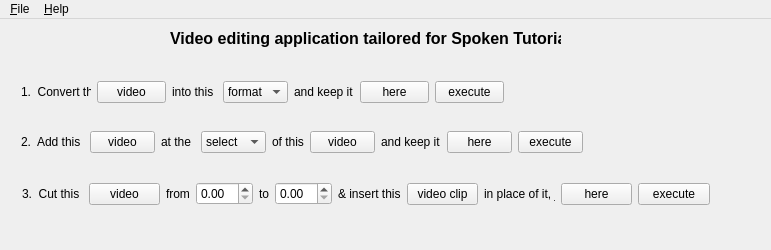
Above: vcutter_menu.ui from srikantpatnaik/vCutter before the change. Below: the same form after it.
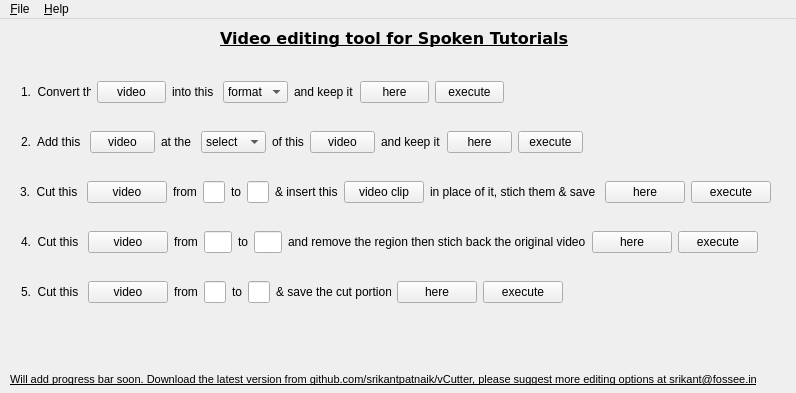
That is the form after the change.

What changed in the file:
```diff
--- a/vcutter_menu.ui
+++ b/vcutter_menu.ui
@@ -6,8 +6,8 @@
    <rect>
     <x>0</x>
     <y>0</y>
-    <width>771</width>
-    <height>250</height>
+    <width>796</width>
+    <height>393</height>
    </rect>
   </property>
   <property name="windowTitle">
@@ -17,26 +17,26 @@
    <widget class="QLabel" name="header">
     <property name="geometry">
      <rect>
-      <x>170</x>
+      <x>220</x>
       <y>10</y>
-      <width>391</width>
+      <width>351</width>
       <height>20</height>
      </rect>
     </property>
     <property name="font">
      <font>
-      <family>Ubuntu</family>
+      <family>DejaVu Sans</family>
       <pointsize>12</pointsize>
       <weight>75</weight>
       <italic>false</italic>
       <bold>true</bold>
-      <underline>false</underline>
+      <underline>true</underline>
       <strikeout>false</strikeout>
       <stylestrategy>PreferDefault</stylestrategy>
      </font>
     </property>
     <property name="text">
-     <string>  Video editing application tailored for Spoken Tutorials</string>
+     <string>            Video editing tool for Spoken Tutorials</string>
     </property>
     <property name="textFormat">
      <enum>Qt::RichText</enum>
@@ -124,7 +124,7 @@
      </item>
     </layout>
    </widget>
-   <widget class="QWidget" name="">
+   <widget class="QWidget" name="layoutWidget">
     <property name="geometry">
      <rect>
       <x>21</x>
@@ -220,12 +220,32 @@
      </item>
     </layout>
    </widget>
+   <widget class="QLabel" name="footer">
+    <property name="geometry">
+     <rect>
+      <x>10</x>
+      <y>350</y>
+      <width>781</width>
+      <height>20</height>
+     </rect>
+    </property>
+    <property name="font">
+     <font>
+      <pointsize>8</pointsize>
+      <italic>false</italic>
+      <underline>true</underline>
+     </font>
+    </property>
+    <property name="text">
+     <string>Will add progress bar soon. Download the latest version from github.com/srikantpatnaik/vCutter, please suggest more editing options at srikant@fossee.in</string>
+    </property>
+   </widget>
    <widget class="QWidget" name="">
     <property name="geometry">
      <rect>
-      <x>22</x>
-      <y>162</y>
-      <width>688</width>
+      <x>20</x>
+      <y>160</y>
+      <width>751</width>
       <height>26</height>
      </rect>
     </property>
@@ -252,7 +272,7 @@
       </widget>
      </item>
      <item>
-      <widget class="QDoubleSpinBox" name="from_time"/>
+      <widget class="QLineEdit" name="time_from"/>
      </item>
      <item>
       <widget class="QLabel" name="to_text">
@@ -262,7 +282,7 @@
       </widget>
      </item>
      <item>
-      <widget class="QDoubleSpinBox" name="to_2"/>
+      <widget class="QLineEdit" name="time_to"/>
      </item>
      <item>
       <widget class="QLabel" name="andinsertthis">
@@ -281,7 +301,7 @@
      <item>
       <widget class="QLabel" name="inplaceofit">
        <property name="text">
-        <string>in place of it, join</string>
+        <string>in place of it, stich them &amp; save it</string>
        </property>
       </widget>
      </item>
@@ -310,13 +330,191 @@
      </item>
     </layout>
    </widget>
+   <widget class="QWidget" name="">
+    <property name="geometry">
+     <rect>
+      <x>21</x>
+      <y>210</y>
+      <width>737</width>
+      <height>26</height>
+     </rect>
+    </property>
+    <layout class="QHBoxLayout" name="horizontalLayout_4">
+     <item>
+      <widget class="QLabel" name="cutthis_4">
+       <property name="text">
+        <string>4.  Cut this </string>
+       </property>
+      </widget>
+     </item>
+     <item>
+      <widget class="QPushButton" name="video_4_1">
+       <property name="text">
+        <string>video</string>
+       </property>
+      </widget>
+     </item>
+     <item>
+      <widget class="QLabel" name="from_text_4">
+       <property name="text">
+        <string>from</string>
+       </property>
+      </widget>
+     </item>
+     <item>
+      <widget class="QLineEdit" name="time_from_4"/>
+     </item>
+     <item>
+      <widget class="QLabel" name="to_text_2">
+       <property name="text">
+        <string>to</string>
+       </property>
+      </widget>
+     </item>
+     <item>
+      <widget class="QLineEdit" name="time_to_4"/>
+     </item>
+     <item>
+      <widget class="QLabel" name="stichback_4">
+       <property name="text">
+        <string>and remove the region then stich back the original video</string>
+       </property>
+      </widget>
+     </item>
+     <item>
+      <widget class="QPushButton" name="here_4">
+       <property name="text">
+        <string>here</string>
+       </property>
+      </widget>
+     </item>
+     <item>
+      <widget class="QPushButton" name="execute4">
+       <property name="font">
+        <font>
+         <weight>50</weight>
+         <bold>false</bold>
+        </font>
+       </property>
+       <property name="autoFillBackground">
+        <bool>false</bool>
+       </property>
+       <property name="text">
+        <string>execute</string>
+       </property>
+      </widget>
+     </item>
+    </layout>
+   </widget>
+   <widget class="QWidget" name="">
+    <property name="geometry">
+     <rect>
+      <x>21</x>
+      <y>260</y>
+      <width>542</width>
+      <height>26</height>
+     </rect>
+    </property>
+    <layout class="QHBoxLayout" name="horizontalLayout_5">
+     <item>
+      <widget class="QLabel" name="cutthis_5">
+       <property name="text">
+        <string>5.  Cut this </string>
+       </property>
+      </widget>
+     </item>
+     <item>
+      <widget class="QPushButton" name="video_5_1">
+       <property name="text">
+        <string>video</string>
+       </property>
+      </widget>
+     </item>
+     <item>
+      <widget class="QLabel" name="from_text_5">
+       <property name="text">
+        <string>from</string>
+       </property>
+      </widget>
+     </item>
+     <item>
+      <widget class="QLineEdit" name="time_from_5"/>
+     </item>
+     <item>
+      <widget class="QLabel" name="to_text_3">
+       <property name="text">
+        <string>to</string>
+       </property>
+      </widget>
+     </item>
+     <item>
+      <widget class="QLineEdit" name="time_to_5"/>
+     </item>
+     <item>
+      <widget class="QLabel" name="savethecut">
+       <property name="text">
+        <string>&amp; save the cut portion</string>
+       </property>
+      </widget>
+     </item>
+     <item>
+      <widget class="QPushButton" name="here_5">
+       <property name="text">
+        <string>here</string>
+       </property>
+      </widget>
+     </item>
+     <item>
+      <widget class="QPushButton" name="execute5">
+       <property name="font">
+        <font>
+         <weight>50</weight>
+         <bold>false</bold>
+        </font>
+       </property>
+       <property name="autoFillBackground">
+        <bool>false</bool>
+       </property>
+       <property name="text">
+        <string>execute</string>
+       </property>
+      </widget>
+     </item>
+    </layout>
+   </widget>
+   <zorder>header</zorder>
+   <zorder>layoutWidget</zorder>
+   <zorder>layoutWidget</zorder>
+   <zorder>layoutWidget</zorder>
+   <zorder>time_from</zorder>
+   <zorder>time_to</zorder>
+   <zorder>cutthis_4</zorder>
+   <zorder>from_text_4</zorder>
+   <zorder>time_to_4</zorder>
+   <zorder>time_from_4</zorder>
+   <zorder>to_text_2</zorder>
+   <zorder>video_4_1</zorder>
+   <zorder>stichback_4</zorder>
+   <zorder>here_4</zorder>
+   <zorder>execute4</zorder>
+   <zorder>execute5</zorder>
+   <zorder>from_text_5</zorder>
+   <zorder>cutthis_5</zorder>
+   <zorder>time_from_5</zorder>
+   <zorder>video_5_1</zorder>
+   <zorder>here_5</zorder>
+   <zorder>to_text_3</zorder>
+   <zorder>time_to_5</zorder>
+   <zorder>savethecut</zorder>
+   <zorder>footer</zorder>
+   <zorder>savethecut</zorder>
   </widget>
   <widget class="QMenuBar" name="menubar">
    <property name="geometry">
     <rect>
      <x>0</x>
      <y>0</y>
-     <width>771</width>
+     <width>796</width>
      <height>21</height>
     </rect>
    </property>
```
Left out of the diff: 2 changed lines with no effect on the pictures.
